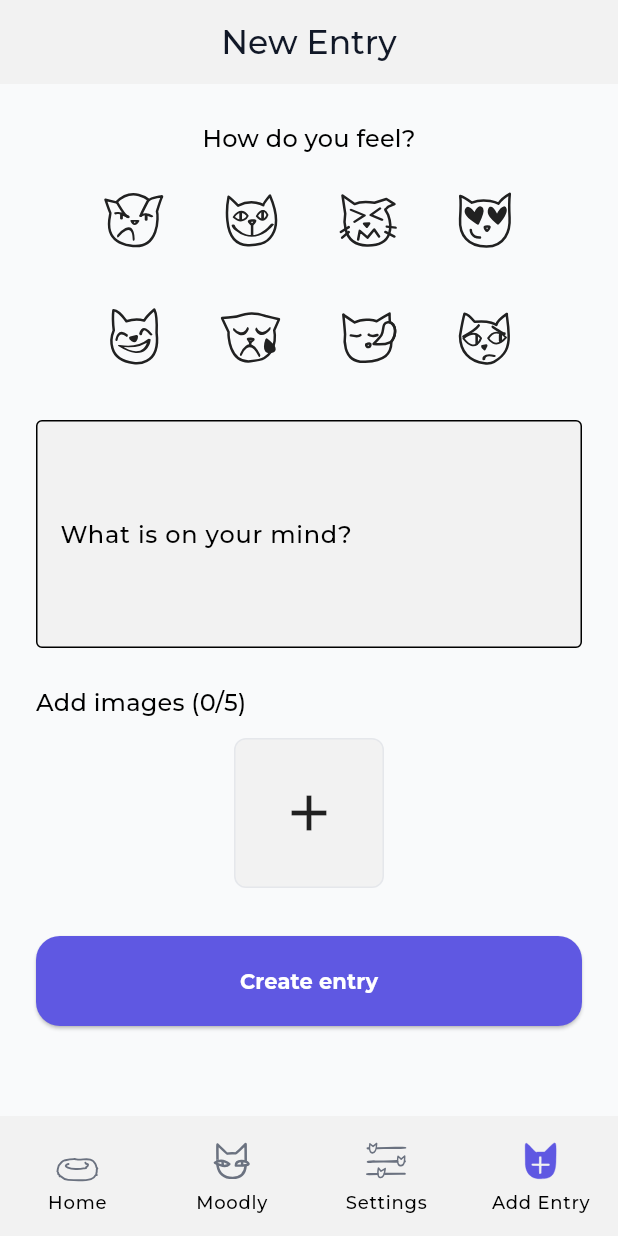
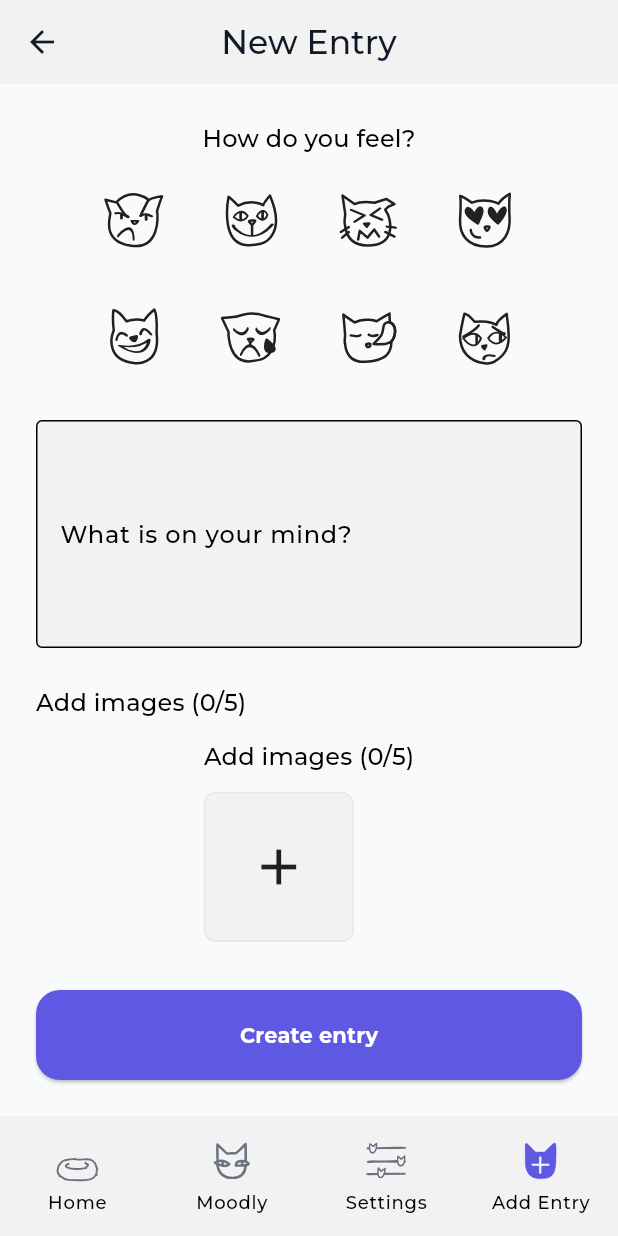
Before and after one commit to codemalcolm/moodly_client, a Flutter app: the screen it shows after launch, item 4 of the bottom bar chosen, after a tap on the "add" icon, on a phone screen of 412 x 824 dp. Run offline on Flutter 3.47's test engine with Material 3 defaults, Android fonts, the phone set to English and light mode, and no system bars; our stand-ins replace flutter_svg, image_picker; network calls fail; project files that could hold a hidden picture were left out.

```diff
--- a/lib/main.dart
+++ b/lib/main.dart
@@ -1,4 +1,7 @@
+import 'dart:io';
+
 import 'package:flutter/material.dart';
+import 'package:moodly_client/screens/image_preview_screen.dart';
 import 'package:moodly_client/screens/settings_account_screen.dart';
 import 'package:moodly_client/theme/app_theme.dart';
 import 'package:moodly_client/theme/theme_notifier.dart';
@@ -34,6 +37,19 @@ class MyApp extends StatelessWidget {
         '/new-entry': (context) => const AppScaffold(currentIndex: 3),
         '/settings-account': (context) => const SettingsAccountScreen(),
       },
+      onGenerateRoute: (settings) {
+        if (settings.name == '/image-preview') {
+          final args = settings.arguments as File;
+          return MaterialPageRoute(
+            builder: (context) => ImagePreviewScreen(image: args),
+          );
+        }
+        return MaterialPageRoute(
+          builder:
+              (context) =>
+                  const Scaffold(body: Center(child: Text('Page not found'))),
+        );
+      },
     );
   }
 }
--- a/lib/screens/new_entry_screen.dart
+++ b/lib/screens/new_entry_screen.dart
@@ -3,6 +3,7 @@ import 'package:flutter/material.dart';
 import 'package:image_picker/image_picker.dart';
 import 'package:flutter_svg/flutter_svg.dart';
 import 'package:moodly_client/widgets/custom_button.dart';
+import 'package:moodly_client/widgets/custom_image_picker.dart';
 
 class NewEntryScreen extends StatefulWidget {
   const NewEntryScreen({super.key});
@@ -13,7 +14,7 @@ class NewEntryScreen extends StatefulWidget {
 
 class _NewEntryScreenState extends State<NewEntryScreen> {
   int? selectedMoodIndex;
-  final List<File> imageFiles = [];
+  List<File> imageFiles = [];
   final imagePicker = ImagePicker();
 
   final List<String> moodIconPaths = [
@@ -49,7 +50,6 @@ class _NewEntryScreenState extends State<NewEntryScreen> {
   @override
   Widget build(BuildContext context) {
     final theme = Theme.of(context);
-    final canAddMore = imageFiles.length < 5;
 
     return SingleChildScrollView(
       padding: const EdgeInsets.all(24),
@@ -113,84 +113,13 @@ class _NewEntryScreenState extends State<NewEntryScreen> {
             ),
           ),
           const SizedBox(height: 12),
-          Wrap(
-            spacing: 12,
-            runSpacing: 12,
-            children: [
-              ...List.generate(imageFiles.length, (index) {
-                return Stack(
-                  children: [
-                    ClipRRect(
-                      borderRadius: BorderRadius.circular(8),
-                      child: Image.file(
-                        imageFiles[index],
-                        width: 100,
-                        height: 100,
-                        fit: BoxFit.cover,
-                      ),
-                    ),
-                    Positioned(
-                      top: 4,
-                      right: 4,
-                      child: GestureDetector(
-                        onTap: () => removeImage(index),
-                        child: Container(
-                          decoration: BoxDecoration(
-                            shape: BoxShape.circle,
-                            color: const Color.fromARGB(130, 0, 0, 0),
-                          ),
-                          padding: const EdgeInsets.all(4),
-                          child: const Icon(
-                            Icons.close,
-                            size: 16,
-                            color: Colors.white,
-                          ),
-                        ),
-                      ),
-                    ),
-                    Positioned(
-                      bottom: 4,
-                      right: 4,
-                      child: Container(
-                        padding: const EdgeInsets.symmetric(
-                          horizontal: 6,
-                          vertical: 2,
-                        ),
-                        decoration: BoxDecoration(
-                          color: Colors.black54,
-                          borderRadius: BorderRadius.circular(12),
-                        ),
-                        child: Text(
-                          '${index + 1}/5',
-                          style: const TextStyle(
-                            color: Colors.white,
-                            fontSize: 12,
-                          ),
-                        ),
-                      ),
-                    ),
-                  ],
-                );
-              }),
-              if (canAddMore)
-                GestureDetector(
-                  onTap: selectImage,
-                  child: Container(
-                    width: 100,
-                    height: 100,
-                    decoration: BoxDecoration(
-                      color: theme.colorScheme.surface,
-                      border: Border.all(color: theme.dividerColor),
-                      borderRadius: BorderRadius.circular(8),
-                    ),
-                    child: Icon(
-                      Icons.add,
-                      size: 40,
-                      color: theme.iconTheme.color,
-                    ),
-                  ),
-                ),
-            ],
+          CustomImagePicker(
+            initialImages: imageFiles,
+            onImagesChanged: (updatedImages) {
+              setState(() {
+                imageFiles = updatedImages;
+              });
+            },
           ),
           const SizedBox(height: 32),
           SizedBox(
--- /dev/null
+++ b/lib/widgets/custom_image_picker.dart
@@ -0,0 +1,131 @@
+import 'dart:io';
+import 'package:flutter/material.dart';
+import 'package:image_picker/image_picker.dart';
+
+class CustomImagePicker extends StatefulWidget {
+  final List<File> initialImages;
+  final Function(List<File>) onImagesChanged;
+  final int maxImages;
+
+  const CustomImagePicker({
+    super.key,
+    this.initialImages = const [],
+    required this.onImagesChanged,
+    this.maxImages = 5,
+  });
+
+  @override
+  State<CustomImagePicker> createState() => _CustomImagePickerState();
+}
+
+class _CustomImagePickerState extends State<CustomImagePicker> {
+  final ImagePicker _picker = ImagePicker();
+  late List<File> _imageFiles;
+
+  @override
+  void initState() {
+    super.initState();
+    _imageFiles = List.from(widget.initialImages);
+  }
+
+  Future<void> _selectImage() async {
+    final picked = await _picker.pickImage(
+      source: ImageSource.gallery,
+      maxWidth: 800,
+      imageQuality: 80,
+    );
+    if (picked != null) {
+      setState(() {
+        if (widget.maxImages == 1) {
+          _imageFiles = [File(picked.path)];
+        } else {
+          _imageFiles.add(File(picked.path));
+        }
+      });
+      widget.onImagesChanged(_imageFiles);
+    }
+  }
+
+  void _removeImage(int index) {
+    setState(() {
+      _imageFiles.removeAt(index);
+    });
+    widget.onImagesChanged(_imageFiles);
+  }
+
+  @override
+  Widget build(BuildContext context) {
+    final theme = Theme.of(context);
+    final canAddMore = _imageFiles.length < widget.maxImages;
+
+    return Column(
+      crossAxisAlignment: CrossAxisAlignment.start,
+      children: [
+        if (widget.maxImages > 1)
+          Text(
+            'Add images (${_imageFiles.length}/${widget.maxImages})',
+            style: theme.textTheme.titleMedium,
+          ),
+        if (widget.maxImages > 1) const SizedBox(height: 12),
+        Wrap(
+          spacing: 12,
+          runSpacing: 12,
+          children: [
+            ...List.generate(_imageFiles.length, (index) {
+              return Stack(
+                children: [
+                  ClipRRect(
+                    borderRadius: BorderRadius.circular(8),
+                    child: Image.file(
+                      _imageFiles[index],
+                      width: widget.maxImages == 1 ? 120 : 100,
+                      height: widget.maxImages == 1 ? 120 : 100,
+                      fit: BoxFit.cover,
+                    ),
+                  ),
+                  Positioned(
+                    top: 4,
+                    right: 4,
+                    child: GestureDetector(
+                      onTap: () => _removeImage(index),
+                      child: Container(
+                        decoration: const BoxDecoration(
+                          shape: BoxShape.circle,
+                          color: Color.fromARGB(130, 0, 0, 0),
+                        ),
+                        padding: const EdgeInsets.all(4),
+                        child: const Icon(
+                          Icons.close,
+                          size: 16,
+                          color: Colors.white,
+                        ),
+                      ),
+                    ),
+                  ),
+                ],
+              );
+            }),
+            if (canAddMore)
+              GestureDetector(
+                onTap: _selectImage,
+                child: Container(
+                  width: widget.maxImages == 1 ? 120 : 100,
+                  height: widget.maxImages == 1 ? 120 : 100,
+                  decoration: BoxDecoration(
+                    color: theme.colorScheme.surface,
+                    border: Border.all(color: theme.dividerColor),
+                    borderRadius: BorderRadius.circular(8),
+                  ),
+                  child: Icon(
+                    Icons.add,
+                    size: 40,
+                    color: theme.iconTheme.color,
+                  ),
+                ),
+              ),
+          ],
+        ),
+      ],
+    );
+  }
+}
```
Also changed, not shown: lib/screens/image_preview_screen.dart (added, +23 -0 lines), lib/screens/settings_account_screen.dart (+62 -11 lines).
